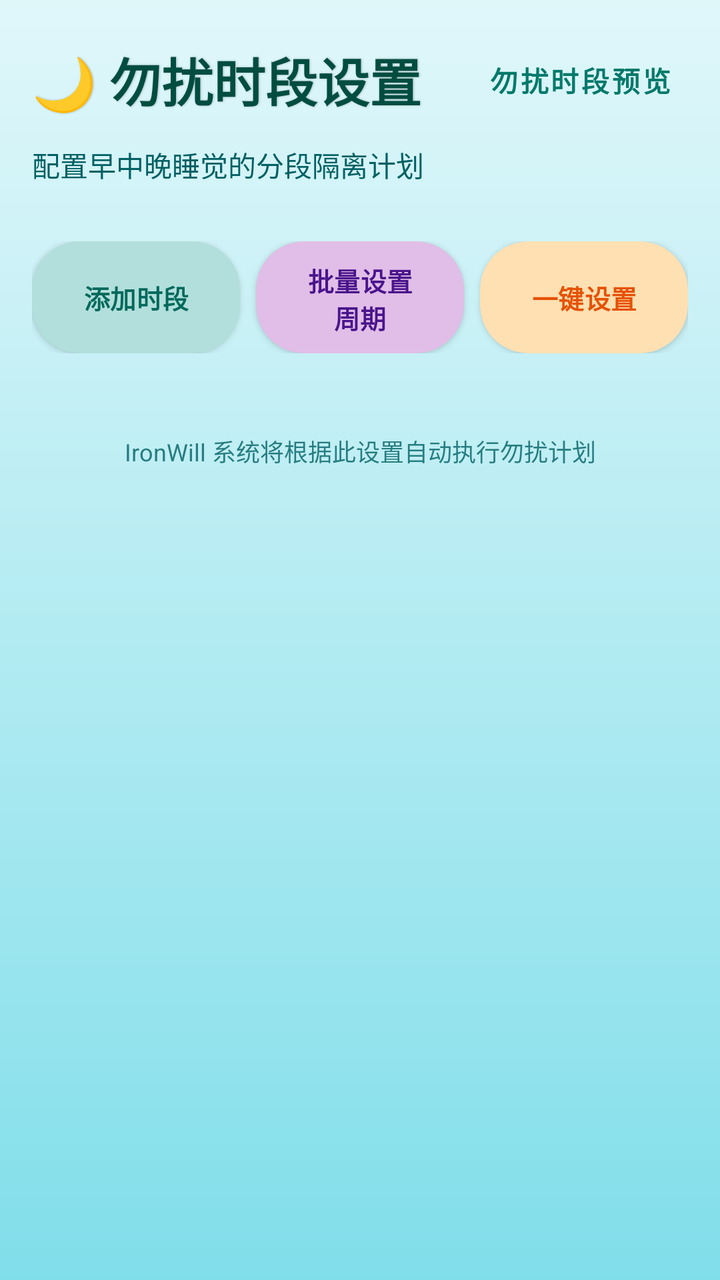
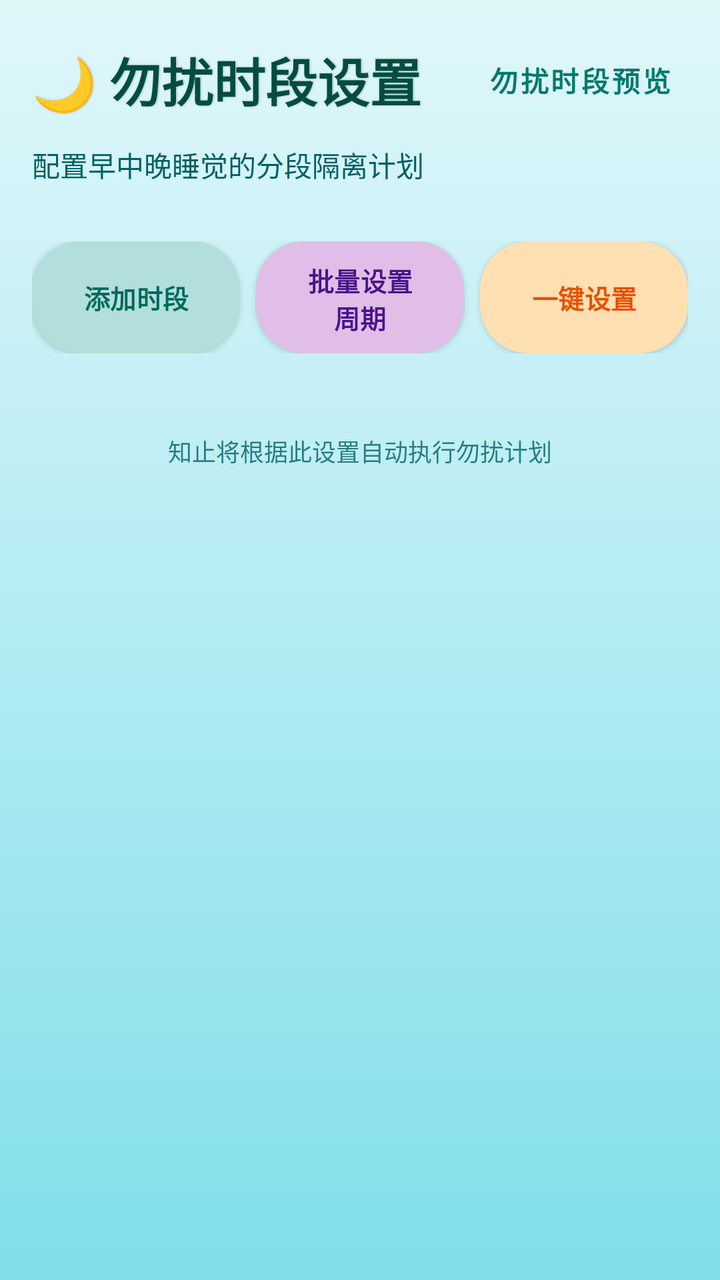

An Android layout rendered at two revisions. The XML below is the earlier revision; the diff shows what the commit changed to produce the second picture.
<!-- AndroidManifest.xml: application theme Theme.ZhiZhi -->
<!-- res/layout/fragment_time_config.xml -->
<?xml version="1.0" encoding="utf-8"?>
<androidx.core.widget.NestedScrollView xmlns:android="http://schemas.android.com/apk/res/android"
    xmlns:app="http://schemas.android.com/apk/res-auto"
    android:id="@+id/root_time_config"
    android:layout_width="match_parent"
    android:layout_height="match_parent"
    android:background="@drawable/bg_sea_surface"
    android:fillViewport="true"
    android:scrollbars="vertical"
    android:overScrollMode="never">

    <LinearLayout
        android:layout_width="match_parent"
        android:layout_height="wrap_content"
        android:orientation="vertical"
        android:padding="16dp"
        android:paddingBottom="80dp">

        
        <LinearLayout
            android:layout_width="match_parent"
            android:layout_height="wrap_content"
            android:orientation="horizontal"
            android:gravity="center_vertical"
            android:layout_marginBottom="8dp">

            <TextView
                android:layout_width="0dp"
                android:layout_height="wrap_content"
                android:layout_weight="1"
                android:text="🌙 勿扰时段设置"
                android:textSize="26sp"
                android:textStyle="bold"
                android:textColor="#004D40"
                android:shadowColor="#40000000"
                android:shadowDx="1"
                android:shadowRadius="2" />

            <Button
                android:id="@+id/btn_header_preview"
                style="@style/Widget.MaterialComponents.Button.TextButton"
                android:layout_width="wrap_content"
                android:layout_height="wrap_content"
                android:text="勿扰时段预览"
                android:textStyle="bold"
                android:textColor="#00796B" />

        </LinearLayout>

        <TextView
            android:layout_width="match_parent"
            android:layout_height="wrap_content"
            android:text="配置早中晚睡觉的分段隔离计划"
            android:textSize="14sp"
            android:textColor="#006064"
            android:layout_marginBottom="12dp"/>

        
        <androidx.cardview.widget.CardView
            android:id="@+id/card_pending_changes"
            android:layout_width="match_parent"
            android:layout_height="wrap_content"
            android:layout_marginBottom="16dp"
            android:visibility="gone"
            app:cardCornerRadius="16dp"
            app:cardElevation="2dp"
            app:cardBackgroundColor="#FFF8E1">

            <LinearLayout
                android:layout_width="match_parent"
                android:layout_height="wrap_content"
                android:orientation="vertical"
                android:padding="12dp">

                <TextView
                    android:id="@+id/tv_lockout_hint"
                    android:layout_width="match_parent"
                    android:layout_height="wrap_content"
                    android:textSize="13sp"
                    android:textColor="#E65100"
                    android:lineSpacingExtra="4dp"
                    android:layout_marginBottom="8dp"
                    android:visibility="gone"/>

                <TextView
                    android:id="@+id/tv_pending_title"
                    android:layout_width="wrap_content"
                    android:layout_height="wrap_content"
                    android:text="⏳ 延迟生效表"
                    android:textSize="14sp"
                    android:textStyle="bold"
                    android:textColor="#F57C00"
                    android:layout_marginBottom="8dp"/>

                <TextView
                    android:id="@+id/tv_pending_changes"
                    android:layout_width="match_parent"
                    android:layout_height="wrap_content"
                    android:textSize="13sp"
                    android:textColor="#795548"
                    android:lineSpacingExtra="4dp"/>

            </LinearLayout>

        </androidx.cardview.widget.CardView>

        
        <androidx.recyclerview.widget.RecyclerView
            android:id="@+id/rv_segments"
            android:layout_width="match_parent"
            android:layout_height="wrap_content"
            android:nestedScrollingEnabled="false"
            android:overScrollMode="never"
            android:layout_marginBottom="16dp"/>

        
        <LinearLayout
            android:layout_width="match_parent"
            android:layout_height="wrap_content"
            android:orientation="horizontal"
            android:layout_marginBottom="16dp">

            
            <androidx.cardview.widget.CardView
                android:layout_width="0dp"
                android:layout_height="wrap_content"
                android:layout_weight="1"
                android:layout_marginEnd="4dp"
                app:cardCornerRadius="24dp"
                app:cardElevation="2dp"
                app:cardBackgroundColor="#B2DFDB">

                <Button
                    android:id="@+id/btn_add_segment"
                    android:layout_width="match_parent"
                    android:layout_height="56dp"
                    android:text="添加时段"
                    android:textSize="13sp"
                    android:textStyle="bold"
                    android:textColor="#00695C"
                    android:background="@android:color/transparent"
                    android:stateListAnimator="@null"/>
            </androidx.cardview.widget.CardView>

            
            <androidx.cardview.widget.CardView
                android:layout_width="0dp"
                android:layout_height="wrap_content"
                android:layout_weight="1"
                android:layout_marginStart="4dp"
                android:layout_marginEnd="4dp"
                app:cardCornerRadius="24dp"
                app:cardElevation="2dp"
                app:cardBackgroundColor="#E1BEE7">

                <Button
                    android:id="@+id/btn_batch_repetition"
                    android:layout_width="match_parent"
                    android:layout_height="56dp"
                    android:text="批量设置周期"
                    android:textSize="13sp"
                    android:textStyle="bold"
                    android:textColor="#4A148C"
                    android:background="@android:color/transparent"
                    android:stateListAnimator="@null"/>
            </androidx.cardview.widget.CardView>

            
            <androidx.cardview.widget.CardView
                android:layout_width="0dp"
                android:layout_height="wrap_content"
                android:layout_weight="1"
                android:layout_marginStart="4dp"
                app:cardCornerRadius="24dp"
                app:cardElevation="2dp"
                app:cardBackgroundColor="#FFE0B2">

                <Button
                    android:id="@+id/btn_preset_segments"
                    android:layout_width="match_parent"
                    android:layout_height="56dp"
                    android:text="一键设置"
                    android:textSize="13sp"
                    android:textStyle="bold"
                    android:textColor="#E65100"
                    android:background="@android:color/transparent"
                    android:stateListAnimator="@null"/>
            </androidx.cardview.widget.CardView>

        </LinearLayout>

        <TextView
            android:layout_width="match_parent"
            android:layout_height="wrap_content"
            android:gravity="center"
            android:layout_marginTop="24dp"
            android:text="IronWill 系统将根据此设置自动执行勿扰计划"
            android:textColor="#006064"
            android:textSize="12sp"
            android:alpha="0.8"/>

    </LinearLayout>

</androidx.core.widget.NestedScrollView>
<!-- resources referenced by this layout -->
<resources>
  <!-- drawable bg_sea_surface (drawable) -->
  <?xml version="1.0" encoding="utf-8"?>
  <shape xmlns:android="http://schemas.android.com/apk/res/android" android:shape="rectangle">
      <gradient
          android:startColor="#E0F7FA"
          android:centerColor="#B2EBF2"
          android:endColor="#80DEEA"
          android:angle="270" />
  </shape>
  <style name="Theme.ZhiZhi" parent="Base.Theme.ZhiZhi" />
  <style name="Base.Theme.ZhiZhi" parent="Theme.Material3.DayNight.NoActionBar">
          
      </style>
</resources>

<!-- the commit's change to res/layout/fragment_time_config.xml (unified diff, before → after) -->
@@ -194,7 +194,7 @@
             android:layout_height="wrap_content"
             android:gravity="center"
             android:layout_marginTop="24dp"
-            android:text="IronWill 系统将根据此设置自动执行勿扰计划"
+            android:text="知止将根据此设置自动执行勿扰计划"
             android:textColor="#006064"
             android:textSize="12sp"
             android:alpha="0.8"/>
